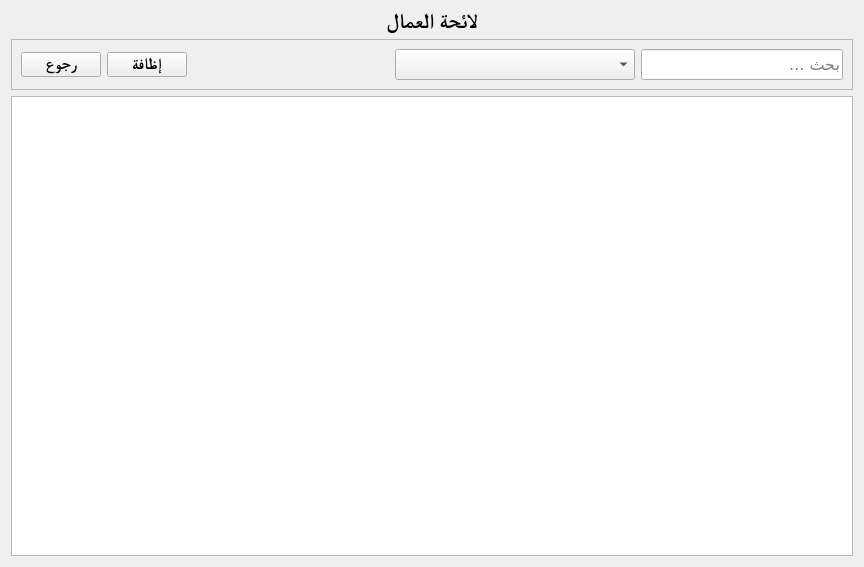
YassineBaghdadi/Employees-manager, file ui/omal_list.ui: the form before one commit.
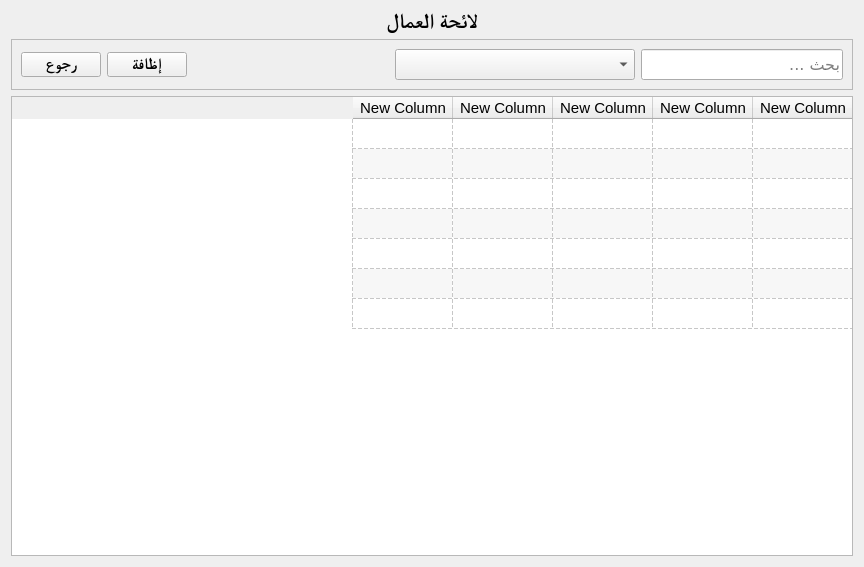
The form after the commit.

Diff of the .ui file:
```diff
--- a/ui/omal_list.ui
+++ b/ui/omal_list.ui
@@ -168,6 +168,99 @@
        <property name="layoutDirection">
         <enum>Qt::RightToLeft</enum>
        </property>
+       <property name="frameShape">
+        <enum>QFrame::StyledPanel</enum>
+       </property>
+       <property name="editTriggers">
+        <set>QAbstractItemView::NoEditTriggers</set>
+       </property>
+       <property name="dragEnabled">
+        <bool>false</bool>
+       </property>
+       <property name="alternatingRowColors">
+        <bool>true</bool>
+       </property>
+       <property name="selectionMode">
+        <enum>QAbstractItemView::SingleSelection</enum>
+       </property>
+       <property name="selectionBehavior">
+        <enum>QAbstractItemView::SelectRows</enum>
+       </property>
+       <property name="showGrid">
+        <bool>true</bool>
+       </property>
+       <property name="gridStyle">
+        <enum>Qt::DashLine</enum>
+       </property>
+       <property name="sortingEnabled">
+        <bool>true</bool>
+       </property>
+       <attribute name="horizontalHeaderVisible">
+        <bool>true</bool>
+       </attribute>
+       <attribute name="verticalHeaderVisible">
+        <bool>false</bool>
+       </attribute>
+       <row>
+        <property name="text">
+         <string>New Row</string>
+        </property>
+       </row>
+       <row>
+        <property name="text">
+         <string>New Row</string>
+        </property>
+       </row>
+       <row>
+        <property name="text">
+         <string>New Row</string>
+        </property>
+       </row>
+       <row>
+        <property name="text">
+         <string>New Row</string>
+        </property>
+       </row>
+       <row>
+        <property name="text">
+         <string>New Row</string>
+        </property>
+       </row>
+       <row>
+        <property name="text">
+         <string>New Row</string>
+        </property>
+       </row>
+       <row>
+        <property name="text">
+         <string>New Row</string>
+        </property>
+       </row>
+       <column>
+        <property name="text">
+         <string>New Column</string>
+        </property>
+       </column>
+       <column>
+        <property name="text">
+         <string>New Column</string>
+        </property>
+       </column>
+       <column>
+        <property name="text">
+         <string>New Column</string>
+        </property>
+       </column>
+       <column>
+        <property name="text">
+         <string>New Column</string>
+        </property>
+       </column>
+       <column>
+        <property name="text">
+         <string>New Column</string>
+        </property>
+       </column>
       </widget>
      </item>
     </layout>
```
Left out of the diff: 3 changed lines with no effect on the pictures.
